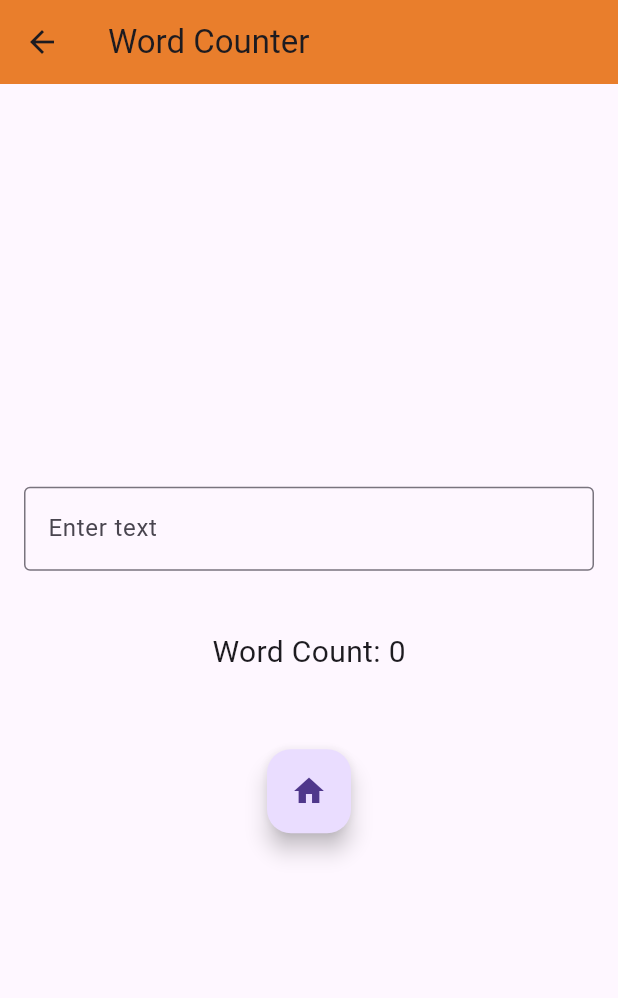
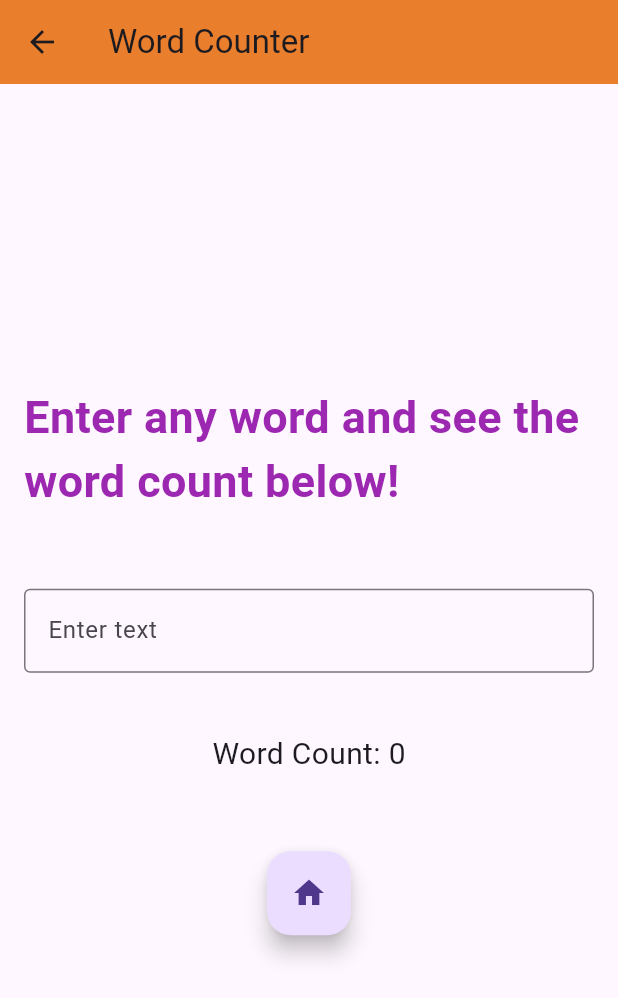
Before and after one commit to KosyAbone/flutter-router-app, a Flutter app: the screen it shows after launch, after a tap on "Word Counter", on a phone screen of 412 x 824 dp. Shown: the top 998 px of the screen. Run offline on Flutter 3.47's test engine with Material 3 defaults, Android fonts, the phone set to English and light mode, and no system bars; our stand-ins replace go_router; network calls fail.

Commit message:
modified nav items arrangement and added content to word count file

```diff
--- a/lib/main.dart
+++ b/lib/main.dart
@@ -50,11 +50,6 @@ class WelcomePage extends StatelessWidget {
               mainAxisAlignment: MainAxisAlignment.start,
               children: [
                 ElevatedButton(
-                  onPressed: () => context.go('/weather'),
-                  child: const Text('Weather'),
-                ),
-                const SizedBox(height: 20),
-                ElevatedButton(
                   onPressed: () => context.go('/newsfeed'),
                   child: const Text('NewsFeed'),
                 ),
@@ -62,6 +57,11 @@ class WelcomePage extends StatelessWidget {
                 ElevatedButton(
                   onPressed: () => context.go('/wordcounter'),
                   child: const Text('Word Counter'),
+                ),
+                const SizedBox(height: 20),
+                ElevatedButton(
+                  onPressed: () => context.go('/weather'),
+                  child: const Text('Weather'),
                 ),
               ],
             ),
--- a/lib/weather_page.dart
+++ b/lib/weather_page.dart
@@ -26,7 +26,7 @@ class _WeatherPageState extends State<WeatherPage> {
     if (response.statusCode == 200) {
       setState(() {
         _weatherInfo = json
-            .decode(response.body); // Handle and format the response as needed
+            .decode(response.body); // Convert the JSON data to a Map<String, dynamic>
       });
     } else {
       setState(() {
--- a/lib/word_counter.dart
+++ b/lib/word_counter.dart
@@ -26,6 +26,10 @@ class _WordCounterPageState extends State<WordCounterPage> {
         child: Column(
           mainAxisAlignment: MainAxisAlignment.center,
           children: [
+            const Text('Enter any word and see the word count below!',
+                style: TextStyle(fontSize: 30, fontWeight: FontWeight.bold, color: Colors.purple),
+            ),
+            const SizedBox(height: 50),
             TextField(
               onChanged: _updateWordCount,
               decoration: const InputDecoration(
```
Also changed, not shown: lib/newsfeed.dart (+10 -4 lines).
